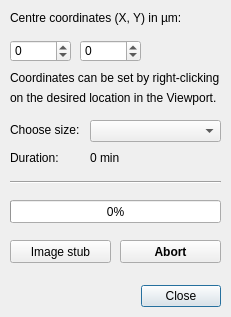
Old version of the form gui/stub_ov_dlg.ui in the repository SBEMimage/SBEMimage.
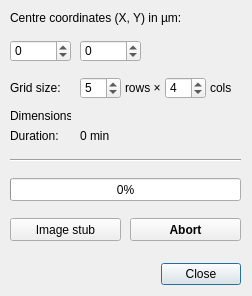
New version of the form.

Commit message:
Enable flexible grid size for stub OV acquisition
In the Stub OV dialog, users can now choose the grid size (in rows and cols) up to dimensions of 36.5 mm x 27.1 mm.

The edit to the form file:
```diff
--- a/gui/stub_ov_dlg.ui
+++ b/gui/stub_ov_dlg.ui
@@ -9,8 +9,8 @@
    <rect>
     <x>0</x>
     <y>0</y>
-    <width>231</width>
-    <height>317</height>
+    <width>252</width>
+    <height>296</height>
    </rect>
   </property>
   <property name="sizePolicy">
@@ -28,8 +28,8 @@
   <widget class="QDialogButtonBox" name="buttonBox">
    <property name="geometry">
     <rect>
-     <x>30</x>
-     <y>280</y>
+     <x>50</x>
+     <y>258</y>
      <width>191</width>
      <height>32</height>
     </rect>
@@ -51,8 +51,8 @@
    <property name="geometry">
     <rect>
      <x>10</x>
-     <y>174</y>
-     <width>211</width>
+     <y>152</y>
+     <width>231</width>
      <height>16</height>
     </rect>
    </property>
@@ -64,8 +64,8 @@
    <property name="geometry">
     <rect>
      <x>10</x>
-     <y>240</y>
-     <width>101</width>
+     <y>218</y>
+     <width>111</width>
      <height>23</height>
     </rect>
    </property>
@@ -95,38 +95,25 @@
     <string>Centre coordinates (X, Y) in µm:</string>
    </property>
   </widget>
-  <widget class="QComboBox" name="comboBox_sizeSelector">
-   <property name="geometry">
-    <rect>
-     <x>90</x>
-     <y>120</y>
-     <width>131</width>
-     <height>22</height>
-    </rect>
-   </property>
-   <property name="layoutDirection">
-    <enum>Qt::LeftToRight</enum>
-   </property>
-  </widget>
   <widget class="QLabel" name="label">
    <property name="geometry">
     <rect>
      <x>10</x>
-     <y>122</y>
-     <width>71</width>
+     <y>80</y>
+     <width>51</width>
      <height>16</height>
     </rect>
    </property>
    <property name="text">
-    <string>Choose size:</string>
+    <string>Grid size:</string>
    </property>
   </widget>
   <widget class="QLabel" name="label_2">
    <property name="geometry">
     <rect>
      <x>10</x>
-     <y>150</y>
-     <width>101</width>
+     <y>128</y>
+     <width>71</width>
      <height>16</height>
     </rect>
    </property>
@@ -137,9 +124,9 @@
   <widget class="QLabel" name="label_duration">
    <property name="geometry">
     <rect>
-     <x>90</x>
-     <y>150</y>
-     <width>101</width>
+     <x>80</x>
+     <y>128</y>
+     <width>161</width>
      <height>16</height>
     </rect>
    </property>
@@ -194,38 +181,12 @@
     <number>0</number>
    </property>
   </widget>
-  <widget class="QLabel" name="label_4">
-   <property name="geometry">
-    <rect>
-     <x>10</x>
-     <y>70</y>
-     <width>211</width>
-     <height>16</height>
-    </rect>
-   </property>
-   <property name="text">
-    <string>Coordinates can be set by right-clicking</string>
-   </property>
-  </widget>
-  <widget class="QLabel" name="label_5">
-   <property name="geometry">
-    <rect>
-     <x>10</x>
-     <y>90</y>
-     <width>211</width>
-     <height>16</height>
-    </rect>
-   </property>
-   <property name="text">
-    <string>on the desired location in the Viewport.</string>
-   </property>
-  </widget>
   <widget class="QProgressBar" name="progressBar">
    <property name="geometry">
     <rect>
      <x>10</x>
-     <y>200</y>
-     <width>211</width>
+     <y>178</y>
+     <width>231</width>
      <height>23</height>
     </rect>
    </property>
@@ -239,9 +200,9 @@
   <widget class="QPushButton" name="pushButton_abort">
    <property name="geometry">
     <rect>
-     <x>120</x>
-     <y>240</y>
-     <width>101</width>
+     <x>130</x>
+     <y>218</y>
+     <width>111</width>
      <height>23</height>
     </rect>
    </property>
@@ -255,6 +216,108 @@
     <string>Abort</string>
    </property>
   </widget>
+  <widget class="QLabel" name="label_dimension">
+   <property name="geometry">
+    <rect>
+     <x>80</x>
+     <y>108</y>
+     <width>161</width>
+     <height>16</height>
+    </rect>
+   </property>
+   <property name="text">
+    <string/>
+   </property>
+  </widget>
+  <widget class="QLabel" name="label_6">
+   <property name="geometry">
+    <rect>
+     <x>10</x>
+     <y>108</y>
+     <width>61</width>
+     <height>16</height>
+    </rect>
+   </property>
+   <property name="text">
+    <string>Dimensions:</string>
+   </property>
+  </widget>
+  <widget class="QSpinBox" name="spinBox_rows">
+   <property name="geometry">
+    <rect>
+     <x>80</x>
+     <y>77</y>
+     <width>41</width>
+     <height>22</height>
+    </rect>
+   </property>
+   <property name="layoutDirection">
+    <enum>Qt::LeftToRight</enum>
+   </property>
+   <property name="minimum">
+    <number>2</number>
+   </property>
+   <property name="maximum">
+    <number>99</number>
+   </property>
+   <property name="singleStep">
+    <number>1</number>
+   </property>
+   <property name="value">
+    <number>5</number>
+   </property>
+  </widget>
+  <widget class="QSpinBox" name="spinBox_cols">
+   <property name="geometry">
+    <rect>
+     <x>165</x>
+     <y>77</y>
+     <width>41</width>
+     <height>22</height>
+    </rect>
+   </property>
+   <property name="layoutDirection">
+    <enum>Qt::LeftToRight</enum>
+   </property>
+   <property name="minimum">
+    <number>2</number>
+   </property>
+   <property name="maximum">
+    <number>99</number>
+   </property>
+   <property name="singleStep">
+    <number>1</number>
+   </property>
+   <property name="value">
+    <number>4</number>
+   </property>
+  </widget>
+  <widget class="QLabel" name="label_7">
+   <property name="geometry">
+    <rect>
+     <x>125</x>
+     <y>80</y>
+     <width>41</width>
+     <height>16</height>
+    </rect>
+   </property>
+   <property name="text">
+    <string>rows ×</string>
+   </property>
+  </widget>
+  <widget class="QLabel" name="label_8">
+   <property name="geometry">
+    <rect>
+     <x>210</x>
+     <y>80</y>
+     <width>21</width>
+     <height>16</height>
+    </rect>
+   </property>
+   <property name="text">
+    <string>cols</string>
+   </property>
+  </widget>
  </widget>
  <tabstops>
   <tabstop>spinBox_X</tabstop>
```
Left out of the diff: 1 changed line with no effect on the pictures. The commit also changes 4 other files.
